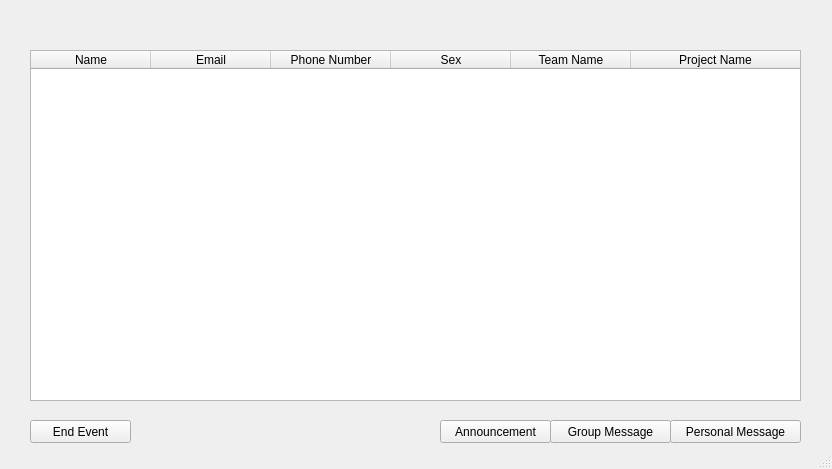
This is gui/main.ui in hrGuTou/SMslack as Qt 5 draws it before an edit. The edited form follows.
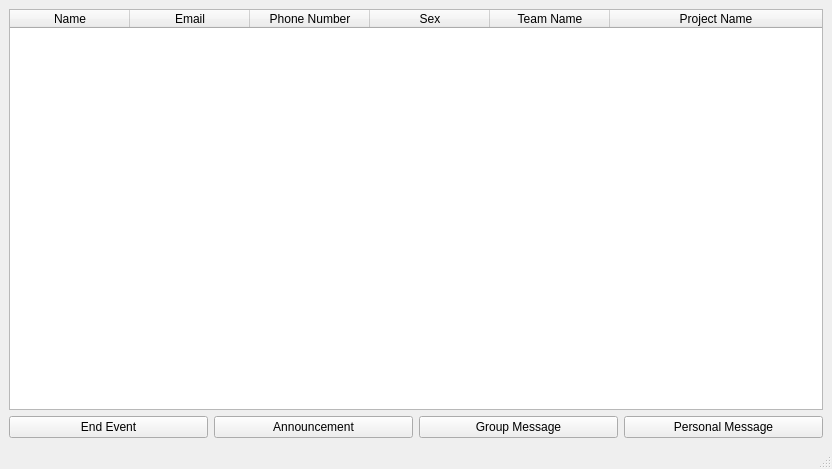
This is the edited form.

Commit message: Updated GUI files, implementation pending.

Diff of the .ui file:
```diff
--- a/gui/main.ui
+++ b/gui/main.ui
@@ -14,28 +14,9 @@
    <string>Smslack</string>
   </property>
   <widget class="QWidget" name="centralwidget">
-   <widget class="QPushButton" name="endEvent">
-    <property name="geometry">
-     <rect>
-      <x>30</x>
-      <y>420</y>
-      <width>101</width>
-      <height>23</height>
-     </rect>
-    </property>
-    <property name="text">
-     <string>End Event</string>
-    </property>
-   </widget>
+   <layout class="QGridLayout" name="gridLayout">
+    <item row="0" column="0" colspan="4">
    <widget class="QTableWidget" name="tableWidget">
-    <property name="geometry">
-     <rect>
-      <x>30</x>
-      <y>50</y>
-      <width>771</width>
-      <height>351</height>
-     </rect>
-    </property>
     <property name="wordWrap">
      <bool>true</bool>
     </property>
@@ -109,45 +90,36 @@
      </property>
     </column>
    </widget>
+    </item>
+    <item row="1" column="0">
+     <widget class="QPushButton" name="endEvent">
+      <property name="text">
+       <string>End Event</string>
+      </property>
+     </widget>
+    </item>
+    <item row="1" column="1">
    <widget class="QPushButton" name="announcement">
-    <property name="geometry">
-     <rect>
-      <x>440</x>
-      <y>420</y>
-      <width>111</width>
-      <height>23</height>
-     </rect>
-    </property>
     <property name="text">
      <string>Announcement</string>
     </property>
    </widget>
+    </item>
+    <item row="1" column="2">
    <widget class="QPushButton" name="gMessage">
-    <property name="geometry">
-     <rect>
-      <x>550</x>
-      <y>420</y>
-      <width>121</width>
-      <height>23</height>
-     </rect>
-    </property>
     <property name="text">
      <string>Group Message</string>
     </property>
    </widget>
+    </item>
+    <item row="1" column="3">
    <widget class="QPushButton" name="pMessage">
-    <property name="geometry">
-     <rect>
-      <x>670</x>
-      <y>420</y>
-      <width>131</width>
-      <height>23</height>
-     </rect>
-    </property>
     <property name="text">
      <string>Personal Message</string>
     </property>
    </widget>
+    </item>
+   </layout>
   </widget>
   <widget class="QStatusBar" name="statusbar"/>
  </widget>
```
Lines whose indentation alone changed are shown as unchanged.
